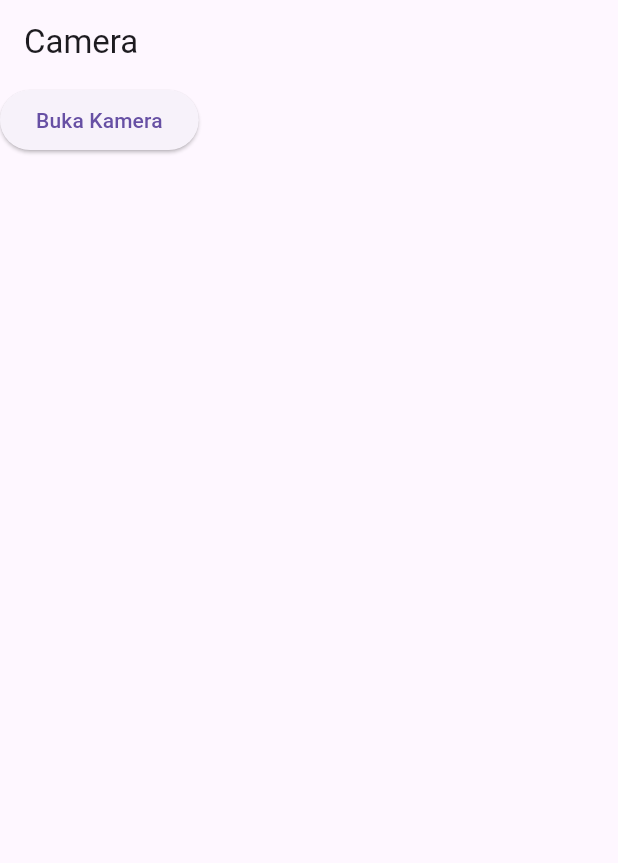
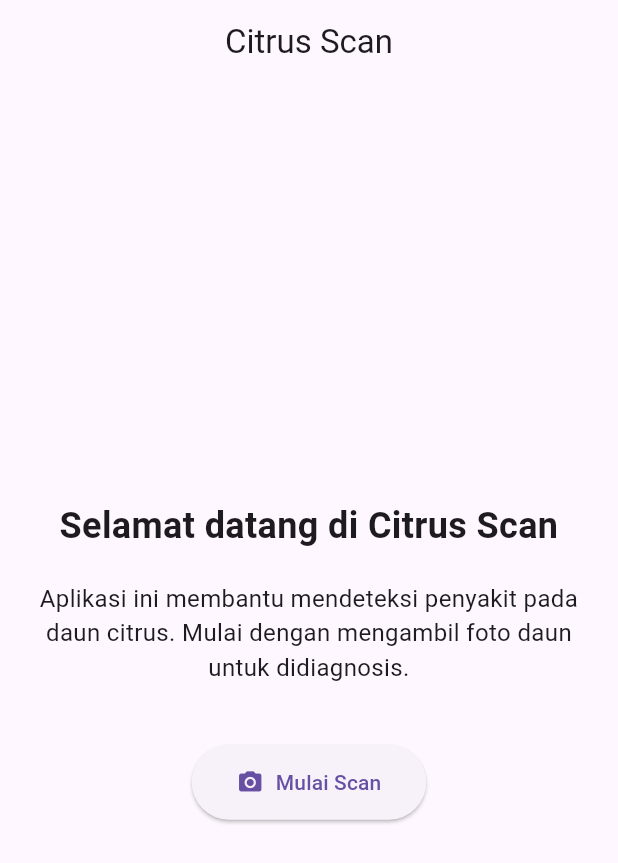
Before and after one commit to Eddav29/CitrusScan-Project, a Flutter app: the screen it shows after launch, on a phone screen of 412 x 824 dp. Shown: the top 863 px of the screen. Run offline on Flutter 3.47's test engine with Material 3 defaults, Android fonts, the light colour scheme and no system bars; our stand-ins replace camera, go_router, image_picker.

```diff
--- a/frontend/frontend_project/lib/main.dart
+++ b/frontend/frontend_project/lib/main.dart
@@ -1,18 +1,34 @@
 import 'package:citrus_scan/screen/camera_screen.dart';
+import 'package:citrus_scan/screen/home_screen.dart';
 import 'package:flutter/material.dart';
+import 'package:go_router/go_router.dart';
+
 void main() {
-  runApp(MyApp());
+  runApp(const MyApp());
 }
 
 class MyApp extends StatelessWidget {
+  const MyApp({super.key});
+
   @override
   Widget build(BuildContext context) {
-    return MaterialApp(
-      title: 'Camera App',
-      theme: ThemeData(
-        primarySwatch: Colors.blue,
-      ),
-      home: CameraScreen(), // Set CameraScreen sebagai halaman utama
+    final GoRouter router = GoRouter(
+      routes: [
+        GoRoute(
+          path: '/',
+          builder: (context, state) => const HomeScreen(),
+        ),
+        GoRoute(
+          path: '/camera',
+          builder: (context, state) => const CameraScreen(),
+        ),
+      ]
+    );
+
+    return MaterialApp.router(
+      title: 'Citrus Scan',
+      debugShowCheckedModeBanner: false,
+      routerConfig: router,
     );
   }
 }
--- /dev/null
+++ b/frontend/frontend_project/lib/screen/home_screen.dart
@@ -0,0 +1,46 @@
+import 'package:flutter/material.dart';
+import 'package:go_router/go_router.dart';
+
+class HomeScreen extends StatelessWidget {
+  const HomeScreen({Key? key}) : super(key: key);
+
+  @override
+  Widget build(BuildContext context) {
+    return Scaffold(
+      appBar: AppBar(
+        title: Text('Citrus Scan'),
+        centerTitle: true,
+      ),
+      body: Padding(
+        padding: const EdgeInsets.all(16.0),
+        child: Column(
+          mainAxisAlignment: MainAxisAlignment.center,
+          children: [
+            Text(
+              'Selamat datang di Citrus Scan',
+              style: TextStyle(fontSize: 24, fontWeight: FontWeight.bold),
+              textAlign: TextAlign.center,
+            ),
+            SizedBox(height: 20),
+            Text(
+              'Aplikasi ini membantu mendeteksi penyakit pada daun citrus. Mulai dengan mengambil foto daun untuk didiagnosis.',
+              textAlign: TextAlign.center,
+              style: TextStyle(fontSize: 16),
+            ),
+            SizedBox(height: 40),
+            ElevatedButton.icon(
+              onPressed: () {
+                context.go('/camera'); // navigasi ke halaman kamera
+              },
+              icon: Icon(Icons.camera_alt),
+              label: Text('Mulai Scan'),
+              style: ElevatedButton.styleFrom(
+                padding: EdgeInsets.symmetric(vertical: 15, horizontal: 30),
+              ),
+            ),
+          ],
+        ),
+      ),
+    );
+  }
+}
--- a/frontend/frontend_project/pubspec.yaml
+++ b/frontend/frontend_project/pubspec.yaml
@@ -13,6 +13,8 @@ dependencies:
   http: ^1.2.2
   image_picker: ^1.1.2
   camera: ^0.11.0+2
+  go_router: ^14.3.0
+
 
 dev_dependencies:
   flutter_test:
```
Also changed, not shown: frontend/frontend_project/lib/screen/camera_screen.dart (+92 -39 lines), frontend/frontend_project/lib/screen/result_screen.dart (added, +36 -0 lines), frontend/frontend_project/pubspec.lock.
